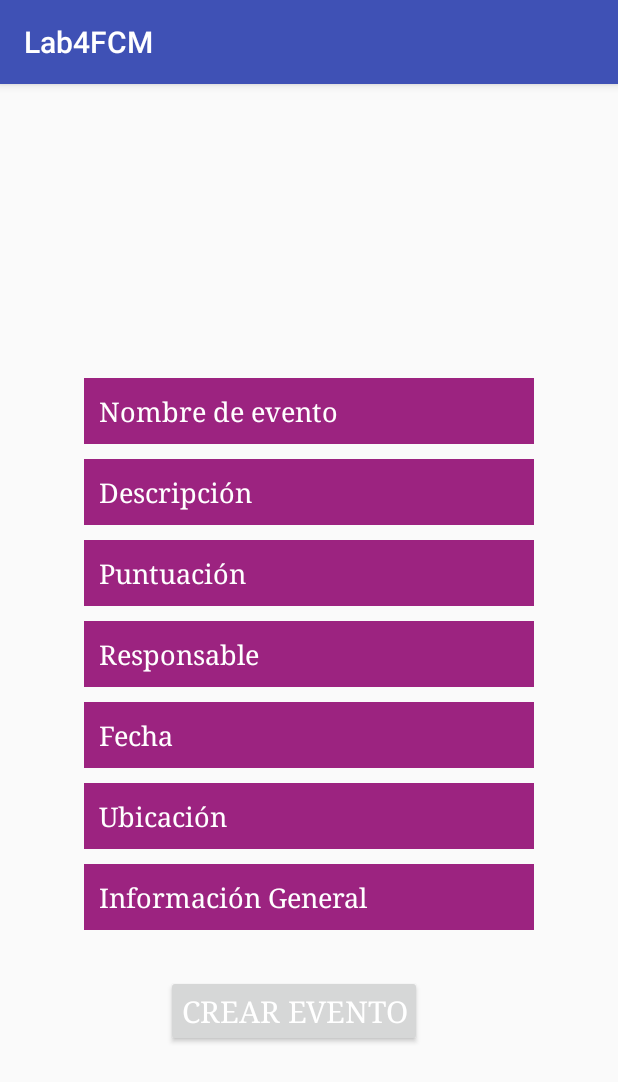
After one commit to VaneGuz/la4compumovil, an Android app: the EventsAdd screen opened directly, with no data from a screen before it, on a phone screen of 412 x 824 dp. The commit adds this screen. Shown: the top 1082 px of the screen. Run offline under Robolectric (Android 15) with nearby library versions, the phone set to English and light mode, and no system bars.

Commit message:
agregar eventos nuevos, listo

```diff
--- a/LabCM20171_Entregado/lab4fcm/build.gradle
+++ b/LabCM20171_Entregado/lab4fcm/build.gradle
@@ -37,6 +37,7 @@ dependencies {
       compile 'com.google.firebase:firebase-auth:10.2'
     compile 'com.android.support:support-annotations:25.1.0'
     compile 'com.github.b3er.rxfirebase:firebase-auth:10.21.2'
+    compile 'com.android.support:design:25.2.0'
 }
 
 //apply plugin: 'com.google.gms.google-services'
--- /dev/null
+++ b/LabCM20171_Entregado/lab4fcm/src/main/java/co/edu/udea/compumovil/gr05_20171/lab4/EventsAdd.java
@@ -0,0 +1,66 @@
+package co.edu.udea.compumovil.gr05_20171.lab4;
+
+import android.content.Intent;
+import android.os.Bundle;
+import android.support.v7.app.AppCompatActivity;
+import android.view.View;
+import android.widget.TextView;
+
+import co.edu.udea.compumovil.gr05_20171.lab4.data.EventsActivity;
+
+
+/**
+ * Created by Michael Garcia on 20/03/2017.
+ */
+
+public class EventsAdd extends AppCompatActivity {
+
+    private TextView nombre;
+    private TextView descripcion;
+    private TextView ubicacion;
+    private TextView puntuacion;
+    private TextView responsable;
+    private TextView fecha;
+    private TextView infoGeneral;
+    private TextView foto;
+    final int RESULT_OK = 1;
+
+
+    @Override
+    protected void onCreate(Bundle savedInstanceState) {
+        super.onCreate(savedInstanceState);
+        setContentView(R.layout.add_events);
+
+
+    }
+
+    public void crearEvento(View view) {
+
+        Intent intent = new Intent(view.getContext(), EventsActivity.class);
+
+        Bundle datos = new Bundle();
+        nombre = (TextView) findViewById(R.id.nombre);
+        descripcion = (TextView) findViewById(R.id.descripcion);
+        ubicacion = (TextView) findViewById(R.id.ubicacion);
+        puntuacion = (TextView) findViewById(R.id.puntuacion);
+        responsable = (TextView) findViewById(R.id.responsable);
+        fecha = (TextView) findViewById(R.id.fecha);
+        infoGeneral = (TextView) findViewById(R.id.infoGeneral);
+
+        datos.putString("nombre", nombre.getText().toString());
+        datos.putString("descripcion", descripcion.getText().toString());
+        datos.putString("ubicacion", ubicacion.getText().toString());
+        datos.putString("puntuacion", puntuacion.getText().toString());
+        datos.putString("responsable", responsable.getText().toString());
+        datos.putString("fecha", fecha.getText().toString());
+        datos.putString("infoGeneral", infoGeneral.getText().toString());
+
+
+        intent.putExtras(datos);
+        setResult(RESULT_OK, intent);
+        finish();
+
+    }
+
+
+}
--- a/LabCM20171_Entregado/lab4fcm/src/main/java/co/edu/udea/compumovil/gr05_20171/lab4/data/EventsAdapter.java
+++ b/LabCM20171_Entregado/lab4fcm/src/main/java/co/edu/udea/compumovil/gr05_20171/lab4/data/EventsAdapter.java
@@ -24,7 +24,7 @@ public class EventsAdapter extends RecyclerView.Adapter<EventsAdapter.EventsView
 
     @Override
     public EventsViewHolder onCreateViewHolder(ViewGroup parent, int viewType) {
-        View v = LayoutInflater.from(parent.getContext()).inflate(R.layout.row_recycler, parent, false);
+        View v = LayoutInflater.from(parent.getContext()).inflate(R.layout.card_events, parent, false);
         EventsViewHolder holder = new EventsViewHolder(v);
         return holder;
     }
@@ -49,8 +49,8 @@ public class EventsAdapter extends RecyclerView.Adapter<EventsAdapter.EventsView
 
         public EventsViewHolder(View itemView) {
             super(itemView);
-            nombre = (TextView) itemView.findViewById(R.id.textViewPerfume);
-            genero = (TextView) itemView.findViewById(R.id.textViewgenero);
+            nombre = (TextView) itemView.findViewById(R.id.tvEvento);
+            genero = (TextView) itemView.findViewById(R.id.tvDescripcion);
 
         }
     }
--- a/LabCM20171_Entregado/lab4fcm/src/main/java/co/edu/udea/compumovil/gr05_20171/lab4/firebase/FirebaseReferences.java
+++ b/LabCM20171_Entregado/lab4fcm/src/main/java/co/edu/udea/compumovil/gr05_20171/lab4/firebase/FirebaseReferences.java
@@ -1,7 +1,7 @@
 package co.edu.udea.compumovil.gr05_20171.lab4.firebase;
 
 public class FirebaseReferences {
-    final public static String PERFUME_REFERENCE = "Perfume";
-    final public static String PEDIDO_REFERENCE = "Pedido ";
+    final public static String EVENT_REFERENCE = "Evento";
+    final public static String USUARIO_REFERENCE = "Usuarios";
 
 }
--- /dev/null
+++ b/LabCM20171_Entregado/lab4fcm/src/main/res/layout/add_events.xml
@@ -0,0 +1,195 @@
+<?xml version="1.0" encoding="utf-8"?>
+
+
+<ScrollView xmlns:android="http://schemas.android.com/apk/res/android"
+    xmlns:tools="http://schemas.android.com/tools"
+    android:id="@+id/activity_register"
+    android:layout_width="match_parent"
+    android:layout_height="match_parent"
+    >
+
+    <!-- <TextView
+         android:layout_width="match_parent"
+         android:layout_height="50dp"
+         android:text="Crear una Cuenta"
+         android:textAlignment="center"
+         android:textColor="#ffffff"
+         android:textAppearance="@style/TextAppearance.AppCompat.SearchResult.Title"
+         android:textSize="35dp"
+         android:typeface="serif"/>-->+
+
+    <LinearLayout
+        android:layout_width="match_parent"
+        android:layout_height="wrap_content"
+        android:orientation="vertical"
+        android:paddingBottom="@dimen/activity_vertical_margin"
+        android:paddingLeft="@dimen/activity_horizontal_margin"
+        android:paddingRight="@dimen/activity_horizontal_margin"
+        android:paddingTop="@dimen/activity_vertical_margin"
+        android:weightSum="1">
+
+        <TextView
+            android:id="@+id/tvRegistrar"
+            android:layout_width="160dp"
+            android:layout_height="160dp"
+            android:layout_gravity="center"
+            android:layout_weight="0.23" />
+
+
+        <LinearLayout
+            android:layout_width="match_parent"
+            android:layout_height="wrap_content"
+            android:layout_marginLeft="20dp"
+            android:layout_marginRight="20dp"
+            android:orientation="vertical">
+
+            <EditText
+                android:id="@+id/nombre"
+                android:layout_width="match_parent"
+                android:layout_height="wrap_content"
+                android:layout_marginBottom="10dp"
+                android:layout_marginLeft="20dp"
+                android:layout_marginRight="20dp"
+                android:layout_marginTop="20dp"
+                android:background="#9C2380"
+                android:hint="Nombre de evento"
+                android:inputType="textPersonName"
+                android:padding="10dp"
+                android:textColorHint="#ffffff"
+                android:typeface="serif" />
+
+            <EditText
+                android:id="@+id/descripcion"
+                android:layout_width="match_parent"
+                android:layout_height="wrap_content"
+                android:layout_marginBottom="10dp"
+                android:layout_marginLeft="20dp"
+                android:layout_marginRight="20dp"
+                android:background="#9C2380"
+                android:hint="Descripción"
+                android:inputType="textPersonName"
+                android:padding="10dp"
+                android:textColorHint="#ffffff"
+                android:typeface="serif" />
+
+            <EditText
+                android:id="@+id/puntuacion"
+                android:layout_width="match_parent"
+                android:layout_height="wrap_content"
+                android:layout_marginBottom="10dp"
+                android:layout_marginLeft="20dp"
+                android:layout_marginRight="20dp"
+                android:background="#9C2380"
+                android:hint="Puntuación"
+                android:inputType="number"
+                android:padding="10dp"
+                android:textColorHint="#ffffff"
+                android:typeface="serif" />
+
+            <EditText
+                android:id="@+id/responsable"
+                android:layout_width="match_parent"
+                android:layout_height="wrap_content"
+                android:layout_marginBottom="10dp"
+                android:layout_marginLeft="20dp"
+                android:layout_marginRight="20dp"
+                android:background="#9C2380"
+                android:hint="Responsable"
+                android:inputType="textPersonName"
+                android:padding="10dp"
+                android:textColorHint="#ffffff"
+                android:typeface="serif" />
+
+            <EditText
+                android:id="@+id/fecha"
+                android:layout_width="match_parent"
+                android:layout_height="wrap_content"
+                android:layout_marginBottom="10dp"
+                android:layout_marginLeft="20dp"
+                android:layout_marginRight="20dp"
+                android:background="#9C2380"
+                android:hint="Fecha"
+                android:inputType="textPersonName"
+                android:padding="10dp"
+                android:textColorHint="#ffffff"
+                android:typeface="serif" />
+
+            <EditText
+                android:id="@+id/ubicacion"
+                android:layout_width="match_parent"
+                android:layout_height="wrap_content"
+                android:layout_marginBottom="10dp"
+                android:layout_marginLeft="20dp"
+                android:layout_marginRight="20dp"
+                android:background="#9C2380"
+                android:hint="Ubicación"
+                android:inputType="textPersonName"
+                android:padding="10dp"
+                android:textColorHint="#ffffff"
+                android:typeface="serif" />
+
+            <EditText
+                android:id="@+id/infoGeneral"
+                android:layout_width="match_parent"
+                android:layout_height="wrap_content"
+                android:layout_marginBottom="10dp"
+                android:layout_marginLeft="20dp"
+                android:layout_marginRight="20dp"
+                android:background="#9C2380"
+                android:hint="Información General"
+                android:inputType="textPersonName"
+                android:padding="10dp"
+                android:textColorHint="#ffffff"
+                android:typeface="serif" />
+
+        </LinearLayout>
+
+        <LinearLayout
+            android:layout_width="wrap_content"
+            android:layout_height="wrap_content"
+            android:layout_gravity="center"
+            android:layout_marginTop="20dp"
+            android:orientation="horizontal">
+
+            <Button
+                android:id="@+id/boton"
+                android:layout_width="wrap_content"
+                android:layout_height="wrap_content"
+                android:layout_marginRight="20dp"
+
+                android:onClick="crearEvento"
+                android:padding="10dp"
+                android:text="Crear Evento"
+                android:textColor="#ffffff"
+                android:textSize="20dp"
+                android:typeface="serif" />
+
+
+        </LinearLayout>
+    </LinearLayout>
+
+
+</ScrollView>
+
+
+    <!--<LinearLayout xmlns:android="http://schemas.android.com/apk/res/android"--><!--android:orientation="vertical" android:layout_width="match_parent"--><!--android:layout_height="match_parent">-->
+
+    <!---->
+
+    <!--<EditText--><!--android:layout_width="match_parent"--><!--android:layout_height="wrap_content"--><!--android:inputType="textPersonName"--><!--android:ems="10"--><!--android:id="@+id/descripcion"--><!--android:hint="Descripcion" />-->
+
+    <!--<EditText--><!--android:layout_width="match_parent"--><!--android:layout_height="wrap_content"--><!--android:inputType="number"--><!--android:ems="10"--><!--android:id="@+id/puntuacion"--><!--android:hint="Puntuacion" />-->
+
+    <!--<EditText--><!--android:layout_width="match_parent"--><!--android:layout_height="wrap_content"--><!--android:inputType="textPersonName"--><!--android:ems="10"--><!--android:id="@+id/ubicacion"--><!--android:hint="Ubicacion" />-->
+
+    <!--<EditText--><!--android:layout_width="match_parent"--><!--android:layout_height="wrap_content"--><!--android:inputType="textPersonName"--><!--android:ems="10"--><!--android:id="@+id/responsable"--><!--android:hint="Responsable" />-->
+
+    <!--<EditText--><!--android:layout_width="match_parent"--><!--android:layout_height="wrap_content"--><!--android:inputType="textPersonName"--><!--android:ems="10"--><!--android:id="@+id/fecha"--><!--android:hint="Fecha" />-->
+
+    <!--<EditText--><!--android:layout_width="match_parent"--><!--android:layout_height="wrap_content"--><!--android:inputType="textPersonName"--><!--android:ems="10"--><!--android:id="@+id/infoGeneral"--><!--android:hint="Informacion General" />-->
+
+    <!--<EditText--><!--android:layout_width="match_parent"--><!--android:layout_height="wrap_content"--><!--android:inputType="textPersonName"--><!--android:ems="10"--><!--android:id="@+id/foto"--><!--android:hint="Foto: URI " />-->
+
+    <!--<Button--><!--android:text="Crear"--><!--android:layout_width="match_parent"--><!--android:layout_height="wrap_content"--><!--android:id="@+id/boton"--><!--android:onClick="crearEvento"/>-->
+
+    <!--</LinearLayout>-->
--- a/LabCM20171_Entregado/lab4fcm/src/main/res/layout/recycler.xml
+++ b/LabCM20171_Entregado/lab4fcm/src/main/res/layout/recycler.xml
@@ -1,9 +1,6 @@
 <?xml version="1.0" encoding="utf-8"?>
-<LinearLayout xmlns:android="http://schemas.android.com/apk/res/android"
-    android:orientation="vertical" android:layout_width="match_parent"
-    android:layout_height="match_parent">
     <android.support.v7.widget.RecyclerView
+        xmlns:android="http://schemas.android.com/apk/res/android"
         android:id="@+id/recycler"
         android:layout_width="match_parent"
         android:layout_height="match_parent" />
-</LinearLayout>
```
Also changed, not shown: LabCM20171_Entregado/lab4fcm/src/main/AndroidManifest.xml (+18 -1 lines), LabCM20171_Entregado/lab4fcm/src/main/java/co/edu/udea/compumovil/gr05_20171/lab4/data/Events.java (+4 -4 lines), LabCM20171_Entregado/lab4fcm/src/main/java/co/edu/udea/compumovil/gr05_20171/lab4/data/EventsActivity.java (+52 -11 lines), LabCM20171_Entregado/lab4fcm/src/main/res/layout/card_events.xml (added, +26 -0 lines), LabCM20171_Entregado/lab4fcm/src/main/res/layout/events_recycler.xml (added, +17 -0 lines), LabCM20171_Entregado/lab4fcm/src/main/res/layout/row_recycler.xml (deleted, +0 -17 lines).
